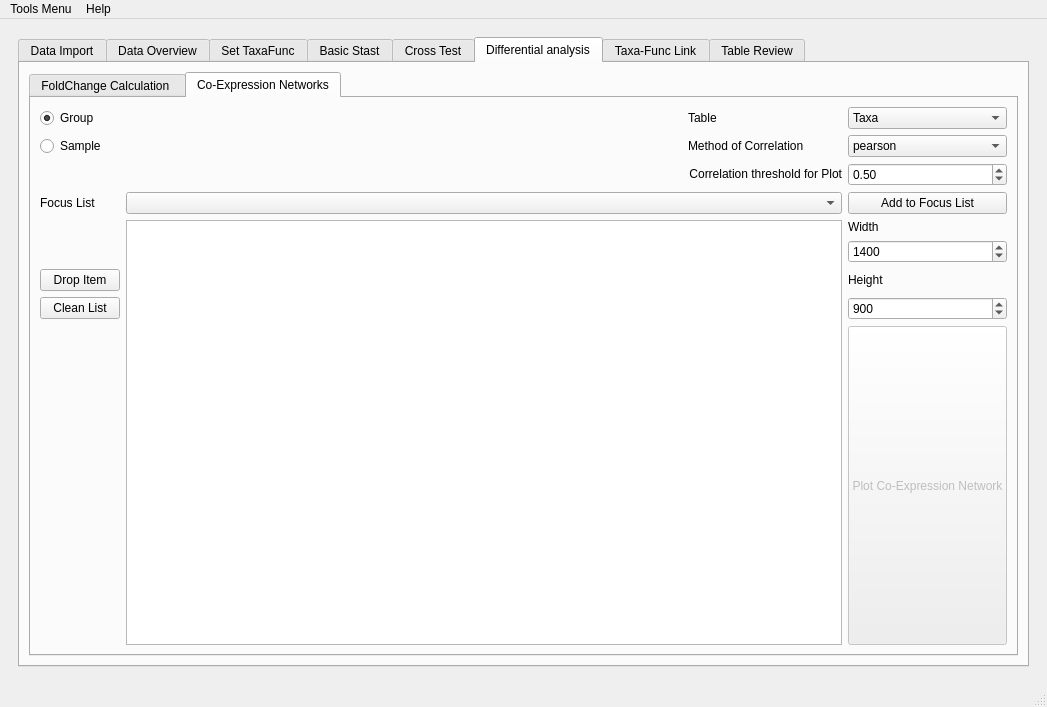
Qt form utils/MetaX_GUI/MainWindow.ui (byemaxx/MetaX) before a commit.
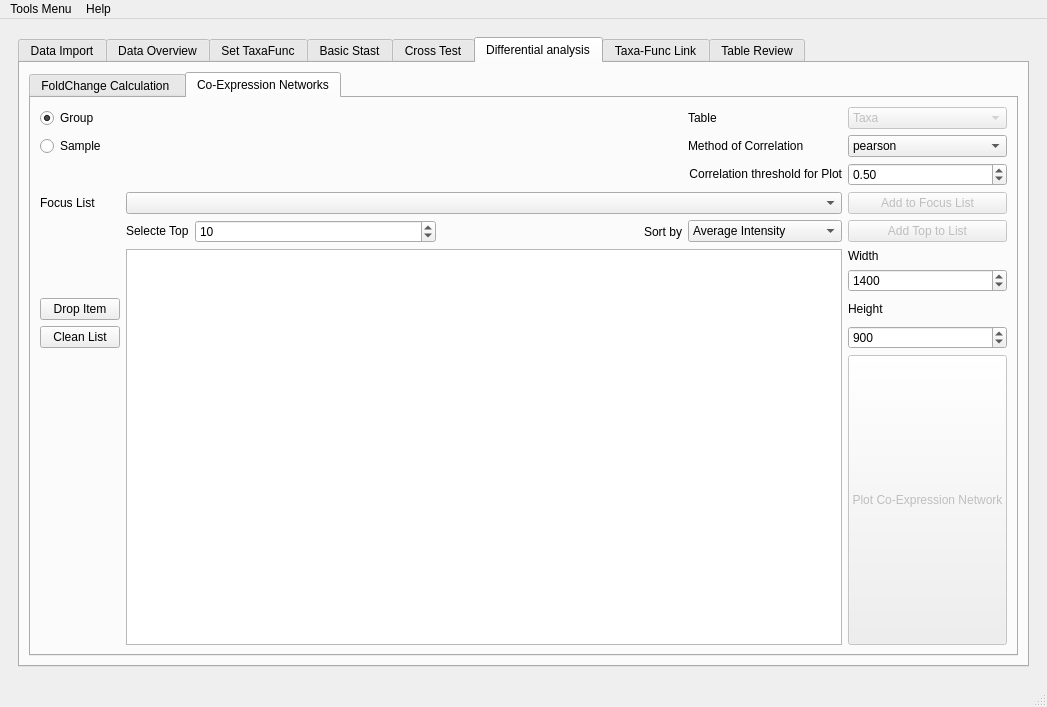
The same form after that commit. The open tabs and pages were chosen to show the change.

Commit message: modified:   utils/GUI.py 	modified:   utils/MetaX_GUI/MainWindow.ui     add add top list to co-expression network part

What changed in the file:
```diff
--- a/utils/MetaX_GUI/MainWindow.ui
+++ b/utils/MetaX_GUI/MainWindow.ui
@@ -2354,6 +2354,9 @@
                 </item>
                 <item row="3" column="5">
                  <widget class="QComboBox" name="comboBox_co_expr_table">
+                  <property name="enabled">
+                   <bool>false</bool>
+                  </property>
                   <item>
                    <property name="text">
                     <string>Taxa</string>
@@ -2387,6 +2390,9 @@
                 </item>
                 <item row="9" column="5">
                  <widget class="QPushButton" name="pushButton_co_expr_add_to_list">
+                  <property name="enabled">
+                   <bool>false</bool>
+                  </property>
                   <property name="text">
                    <string>Add to Focus List</string>
                   </property>
@@ -2414,6 +2420,88 @@
                 <item row="4" column="1" colspan="3">
                  <layout class="QGridLayout" name="gridLayout_co_expr_sample"/>
                 </item>
+                <item row="10" column="1">
+                 <widget class="QLabel" name="label_73">
+                  <property name="sizePolicy">
+                   <sizepolicy hsizetype="Fixed" vsizetype="Fixed">
+                    <horstretch>0</horstretch>
+                    <verstretch>0</verstretch>
+                   </sizepolicy>
+                  </property>
+                  <property name="text">
+                   <string>Selecte Top</string>
+                  </property>
+                 </widget>
+                </item>
+                <item row="10" column="2">
+                 <widget class="QSpinBox" name="spinBox_co_expr_top_num">
+                  <property name="minimum">
+                   <number>1</number>
+                  </property>
+                  <property name="value">
+                   <number>10</number>
+                  </property>
+                 </widget>
+                </item>
+                <item row="10" column="3">
+                 <widget class="QLabel" name="label_74">
+                  <property name="text">
+                   <string>Sort by</string>
+                  </property>
+                  <property name="alignment">
+                   <set>Qt::AlignRight|Qt::AlignTrailing|Qt::AlignVCenter</set>
+                  </property>
+                 </widget>
+                </item>
+                <item row="10" column="4">
+                 <widget class="QComboBox" name="comboBox_co_expr_top_by">
+                  <item>
+                   <property name="text">
+                    <string>Average Intensity</string>
+                   </property>
+                  </item>
+                  <item>
+                   <property name="text">
+                    <string>Total Intensity</string>
+                   </property>
+                  </item>
+                  <item>
+                   <property name="text">
+                    <string>Frequency in Samples</string>
+                   </property>
+                  </item>
+                  <item>
+                   <property name="text">
+                    <string>ANOVA(p-value)</string>
+                   </property>
+                  </item>
+                  <item>
+                   <property name="text">
+                    <string>ANOVA(f-statistic)</string>
+                   </property>
+                  </item>
+                  <item>
+                   <property name="text">
+                    <string>T-TEST(p-value)</string>
+                   </property>
+                  </item>
+                  <item>
+                   <property name="text">
+                    <string>T-TEST(t-statistic)</string>
+                   </property>
+                  </item>
+                 </widget>
+                </item>
+                <item row="10" column="5">
+                 <widget class="QPushButton" name="pushButton_co_expr_add_top">
+                  <property name="enabled">
+                   <bool>false</bool>
+                  </property>
+                  <property name="text">
+                   <string>Add Top to List</string>
+                  </property>
+                 </widget>
+                </item>
                </layout>
               </widget>
              </widget>
```
Left out of the diff: 10 changed lines with no effect on the pictures. The commit also changes 8 other files.
